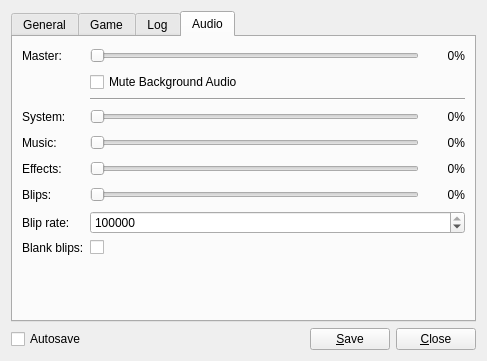
The window that res/ui/config_panel.ui (lambdcalculus/AO2-Client) describes before a commit, drawn with Qt 5.
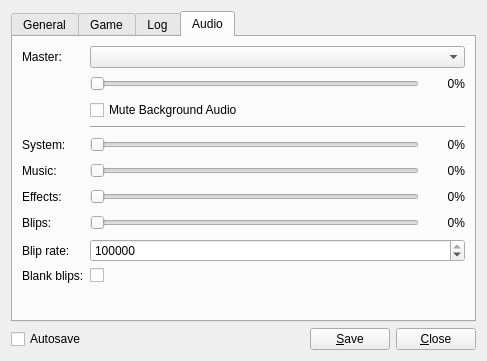
The same window after the commit.

Commit message: Added audio-device selection

Patch:
```diff
--- a/res/ui/config_panel.ui
+++ b/res/ui/config_panel.ui
@@ -448,6 +448,9 @@
         </widget>
        </item>
        <item row="0" column="1">
+        <widget class="QComboBox" name="device"/>
+       </item>
+       <item row="1" column="1">
         <layout class="QHBoxLayout" name="horizontalLayout_9">
          <item>
           <widget class="QSlider" name="master">
@@ -495,7 +498,7 @@
          </item>
         </layout>
        </item>
-       <item row="1" column="1">
+       <item row="2" column="1">
         <widget class="QCheckBox" name="mute_background_audio">
          <property name="toolTip">
           <string>&lt;html&gt;&lt;head/&gt;&lt;body&gt;&lt;p&gt;If enabled, audio will be temporarily muted when the client is not in focus.&lt;br/&gt;&lt;br/&gt;This does not apply to system sounds.&lt;/p&gt;&lt;/body&gt;&lt;/html&gt;</string>
@@ -505,14 +508,21 @@
          </property>
         </widget>
        </item>
-       <item row="3" column="0">
+       <item row="3" column="1">
+        <widget class="Line" name="line">
+         <property name="orientation">
+          <enum>Qt::Horizontal</enum>
+         </property>
+        </widget>
+       </item>
+       <item row="4" column="0">
         <widget class="QLabel" name="system_label">
          <property name="text">
           <string>System:</string>
          </property>
         </widget>
        </item>
-       <item row="3" column="1">
+       <item row="4" column="1">
         <layout class="QHBoxLayout" name="horizontalLayout_6">
          <item>
           <widget class="QSlider" name="system">
@@ -560,14 +570,14 @@
          </item>
         </layout>
        </item>
-       <item row="4" column="0">
+       <item row="5" column="0">
         <widget class="QLabel" name="music_label">
          <property name="text">
           <string>Music:</string>
          </property>
         </widget>
        </item>
-       <item row="4" column="1">
+       <item row="5" column="1">
         <layout class="QHBoxLayout" name="horizontalLayout">
          <item>
           <widget class="QSlider" name="music">
@@ -615,14 +625,14 @@
          </item>
         </layout>
        </item>
-       <item row="5" column="0">
+       <item row="6" column="0">
         <widget class="QLabel" name="effect_label">
          <property name="text">
           <string>Effects:</string>
          </property>
         </widget>
        </item>
-       <item row="5" column="1">
+       <item row="6" column="1">
         <layout class="QHBoxLayout" name="horizontalLayout_2">
          <item>
           <widget class="QSlider" name="effect">
@@ -664,14 +674,14 @@
          </item>
         </layout>
        </item>
-       <item row="6" column="0">
+       <item row="7" column="0">
         <widget class="QLabel" name="blip_label">
          <property name="text">
           <string>Blips:</string>
          </property>
         </widget>
        </item>
-       <item row="6" column="1">
+       <item row="7" column="1">
         <layout class="QHBoxLayout" name="horizontalLayout_4">
          <item>
           <widget class="QSlider" name="blip">
@@ -713,14 +723,14 @@
          </item>
         </layout>
        </item>
-       <item row="7" column="0">
+       <item row="8" column="0">
         <widget class="QLabel" name="blip_rate_label">
          <property name="text">
           <string>Blip rate:</string>
          </property>
         </widget>
        </item>
-       <item row="7" column="1">
+       <item row="8" column="1">
         <widget class="QSpinBox" name="blip_rate">
          <property name="minimum">
           <number>1</number>
@@ -733,14 +743,14 @@
          </property>
         </widget>
        </item>
-       <item row="8" column="0">
+       <item row="9" column="0">
         <widget class="QLabel" name="blank_blips_label">
          <property name="text">
           <string>Blank blips:</string>
          </property>
         </widget>
        </item>
-       <item row="8" column="1">
+       <item row="9" column="1">
         <widget class="QCheckBox" name="blank_blips">
          <property name="sizePolicy">
           <sizepolicy hsizetype="Minimum" vsizetype="Minimum">
@@ -750,7 +760,7 @@
          </property>
         </widget>
        </item>
-       <item row="9" column="1">
+       <item row="10" column="1">
         <spacer name="verticalSpacer_3">
          <property name="orientation">
           <enum>Qt::Vertical</enum>
@@ -763,13 +773,6 @@
          </property>
         </spacer>
        </item>
-       <item row="2" column="1">
-        <widget class="Line" name="line">
-         <property name="orientation">
-          <enum>Qt::Horizontal</enum>
-         </property>
-        </widget>
-       </item>
       </layout>
      </widget>
     </widget>
```
The commit also changes 21 other files.
